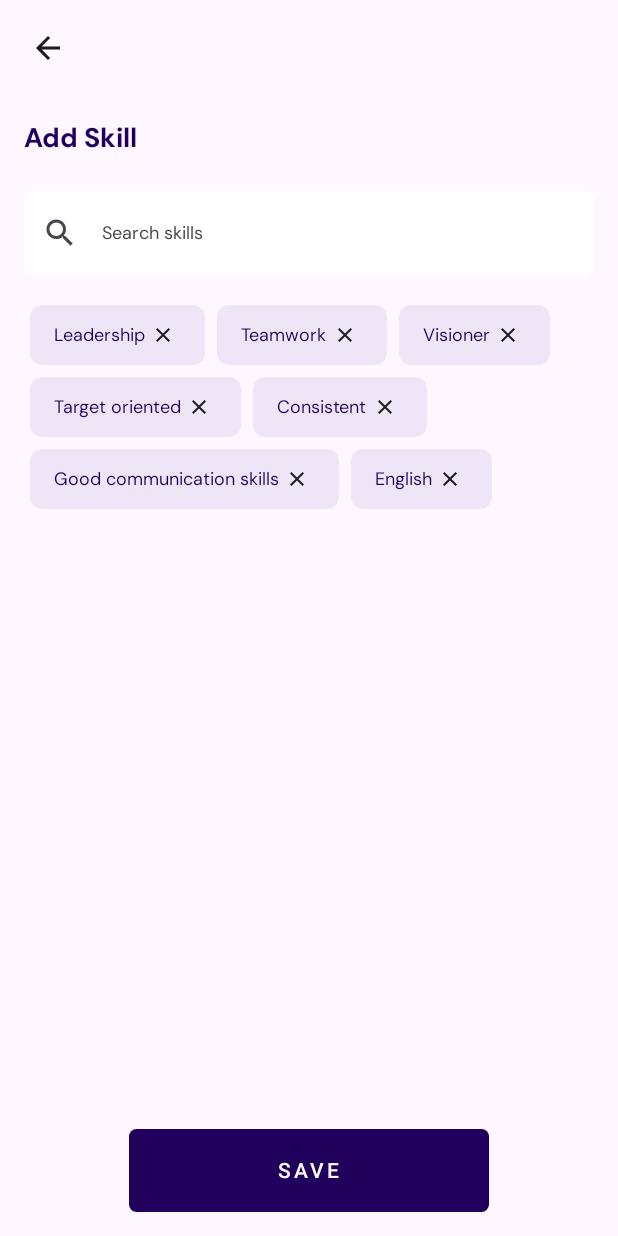
After one commit to anhtp22it/job-finder-android, an Android app built with Jetpack Compose: the composable AddSkill shown on its own in the app's theme, on a phone screen of 412 x 824 dp. The commit adds this screen. Run offline under Robolectric (Android 15) with nearby library versions, the light colour scheme and no system bars.

Commit message:
complete Add Skill Screen

```diff
--- a/app/src/main/java/com/tpanh/jobfinder/MainActivity.kt
+++ b/app/src/main/java/com/tpanh/jobfinder/MainActivity.kt
@@ -9,6 +9,7 @@ import androidx.compose.material3.Surface
 import androidx.compose.ui.Modifier
 import com.tpanh.jobfinder.navigation.JobFinderNavigation
 import com.tpanh.jobfinder.sreens.AddEducation
+import com.tpanh.jobfinder.sreens.AddSkill
 import com.tpanh.jobfinder.sreens.EditProfile
 import com.tpanh.jobfinder.ui.theme.JobFinderTheme
 
@@ -22,7 +23,7 @@ class MainActivity : ComponentActivity() {
                     modifier = Modifier.fillMaxSize(),
                     color = MaterialTheme.colorScheme.background
                 ) {
-                    EditProfile()
+                    AddSkill()
 //                    JobFinderNavigation()
                 }
             }
--- /dev/null
+++ b/app/src/main/java/com/tpanh/jobfinder/sreens/AddSkill.kt
@@ -0,0 +1,235 @@
+package com.tpanh.jobfinder.sreens
+
+import androidx.compose.foundation.background
+import androidx.compose.foundation.clickable
+import androidx.compose.foundation.layout.Arrangement
+import androidx.compose.foundation.layout.Box
+import androidx.compose.foundation.layout.Column
+import androidx.compose.foundation.layout.ExperimentalLayoutApi
+import androidx.compose.foundation.layout.FlowRow
+import androidx.compose.foundation.layout.Row
+import androidx.compose.foundation.layout.Spacer
+import androidx.compose.foundation.layout.fillMaxSize
+import androidx.compose.foundation.layout.fillMaxWidth
+import androidx.compose.foundation.layout.height
+import androidx.compose.foundation.layout.padding
+import androidx.compose.foundation.layout.size
+import androidx.compose.foundation.rememberScrollState
+import androidx.compose.foundation.shape.RoundedCornerShape
+import androidx.compose.foundation.verticalScroll
+import androidx.compose.material.icons.Icons
+import androidx.compose.material.icons.filled.ArrowBack
+import androidx.compose.material.icons.filled.Close
+import androidx.compose.material.icons.filled.Search
+import androidx.compose.material3.Button
+import androidx.compose.material3.ButtonDefaults
+import androidx.compose.material3.Icon
+import androidx.compose.material3.IconButton
+import androidx.compose.material3.MaterialTheme
+import androidx.compose.material3.OutlinedTextField
+import androidx.compose.material3.OutlinedTextFieldDefaults
+import androidx.compose.material3.Scaffold
+import androidx.compose.material3.Surface
+import androidx.compose.material3.Text
+import androidx.compose.runtime.Composable
+import androidx.compose.runtime.getValue
+import androidx.compose.runtime.mutableStateOf
+import androidx.compose.runtime.remember
+import androidx.compose.runtime.setValue
+import androidx.compose.ui.Alignment
+import androidx.compose.ui.Modifier
+import androidx.compose.ui.draw.clip
+import androidx.compose.ui.graphics.Color
+import androidx.compose.ui.text.font.FontWeight
+import androidx.compose.ui.tooling.preview.Preview
+import androidx.compose.ui.unit.dp
+import androidx.compose.ui.unit.sp
+import com.tpanh.jobfinder.model.Skills
+
+@Composable
+fun AddSkillTopBar() {
+    Row(
+        modifier = Modifier
+            .fillMaxWidth()
+            .padding(8.dp),
+        verticalAlignment = Alignment.CenterVertically,
+        horizontalArrangement = Arrangement.SpaceBetween,
+    ) {
+        IconButton(onClick = { /*TODO*/ }) {
+            Icon(
+                imageVector = Icons.Filled.ArrowBack,
+                contentDescription = "Back"
+            )
+        }
+    }
+}
+
+@OptIn(ExperimentalLayoutApi::class)
+@Composable
+fun AddSkillContent() {
+    var skills by remember { mutableStateOf(Skills.skills.toTypedArray()) }
+    var search by remember { mutableStateOf("") }
+
+    val skillSearch = Skills.skillSearch.filterNot {
+        it in skills
+    }.filter {
+        it.name.contains(search, ignoreCase = true)
+
+    }
+
+    Column(
+        modifier = Modifier
+            .fillMaxSize()
+            .padding(16.dp)
+            .verticalScroll(rememberScrollState()),
+        horizontalAlignment = Alignment.Start,
+    ) {
+        Text(
+            text = "Add Skill",
+            fontWeight = FontWeight.Bold,
+            color = MaterialTheme.colorScheme.onPrimaryContainer,
+            fontSize = 18.sp
+        )
+        Spacer(modifier = Modifier.height(24.dp))
+        OutlinedTextField(
+            modifier = Modifier
+                .fillMaxWidth()
+                .clip(RoundedCornerShape(5.dp)),
+            value = search,
+            onValueChange = {
+                search = it
+            },
+            singleLine = true,
+            colors = OutlinedTextFieldDefaults.colors(
+                focusedBorderColor = Color.Transparent,
+                unfocusedBorderColor = Color.Transparent,
+                focusedContainerColor = Color.White,
+                unfocusedContainerColor = Color.White
+            ),
+            placeholder = { Text("Search skills", fontSize = 12.sp) },
+            leadingIcon = { Icon(Icons.Filled.Search, contentDescription = "Search") },
+            trailingIcon = {
+                if (search.isNotEmpty()) {
+                    IconButton(
+                        onClick = {
+                            search = ""
+                        }
+                    ) {
+                        Icon(
+                            Icons.Filled.Close,
+                            contentDescription = "Clear"
+                        )
+                    }
+                }
+            }
+        )
+        Spacer(modifier = Modifier.height(16.dp))
+        if (search.isEmpty()) {
+            FlowRow(
+            ) {
+                skills.forEach { skill ->
+                    SkillItem(
+                        skill.name,
+                        onClick = {
+                            skills = skills.filterNot { it == skill }.toTypedArray()
+                        }
+                    )
+                }
+            }
+            Spacer(modifier = Modifier.weight(1f))
+            Button(
+                modifier = Modifier
+                    .fillMaxWidth()
+                    .height(55.dp)
+                    .padding(horizontal = 70.dp),
+                colors = ButtonDefaults.buttonColors(
+                    containerColor = MaterialTheme.colorScheme.onPrimaryContainer,
+                ),
+                shape = RoundedCornerShape(5.dp),
+                onClick = { /*TODO*/ }
+            ) {
+                Text(
+                    text = "SAVE",
+                    letterSpacing = 2.sp,
+                )
+            }
+        } else {
+            Column {
+                skillSearch.forEach { skill  ->
+                    Text(
+                        text =skill.name,
+                        color = MaterialTheme.colorScheme.onPrimaryContainer,
+                        fontSize = 14.sp,
+                        modifier = Modifier.clickable {
+                            skills += skill
+                            search = ""
+                        }
+                    )
+                    Spacer(modifier =  Modifier.height(32.dp))
+                }
+            }
+        }
+    }
+}
+
+@Composable
+fun SkillItem(
+    s: String,
+    onClick: () -> Unit
+) {
+    Box(
+        modifier = Modifier
+            .background(Color.Transparent)
+            .padding(4.dp)
+            .clip(RoundedCornerShape(8.dp)),
+    ) {
+        Row(
+            modifier = Modifier
+                .background(MaterialTheme.colorScheme.primary.copy(alpha = 0.1f))
+                .padding(horizontal = 16.dp, vertical = 8.dp),
+            verticalAlignment = Alignment.CenterVertically,
+            horizontalArrangement = Arrangement.SpaceBetween,
+        ) {
+            Text(
+                text = s,
+                color = MaterialTheme.colorScheme.onPrimaryContainer,
+                fontSize = 12.sp
+            )
+            IconButton(
+                modifier = Modifier
+                    .size(24.dp)
+                    .padding(4.dp),
+                onClick = { onClick() }
+            ) {
+                Icon(
+                    Icons.Filled.Close,
+                    contentDescription = "Delete",
+                )
+            }
+        }
+    }
+}
+
+@Composable
+fun AddSkill() {
+    Scaffold(
+        topBar = {
+            AddSkillTopBar()
+        }
+    ) { innerPadding ->
+        Column(modifier = Modifier.padding(innerPadding)) {
+            AddSkillContent()
+        }
+    }
+}
+
+@Preview
+@Composable
+fun AddSkillPreview() {
+    Surface(
+        modifier = Modifier.fillMaxSize(),
+        color = MaterialTheme.colorScheme.background
+    ) {
+        AddSkill()
+    }
+}
```
Also changed, not shown: app/src/main/java/com/tpanh/jobfinder/model/Skill.kt (added, +53 -0 lines).
